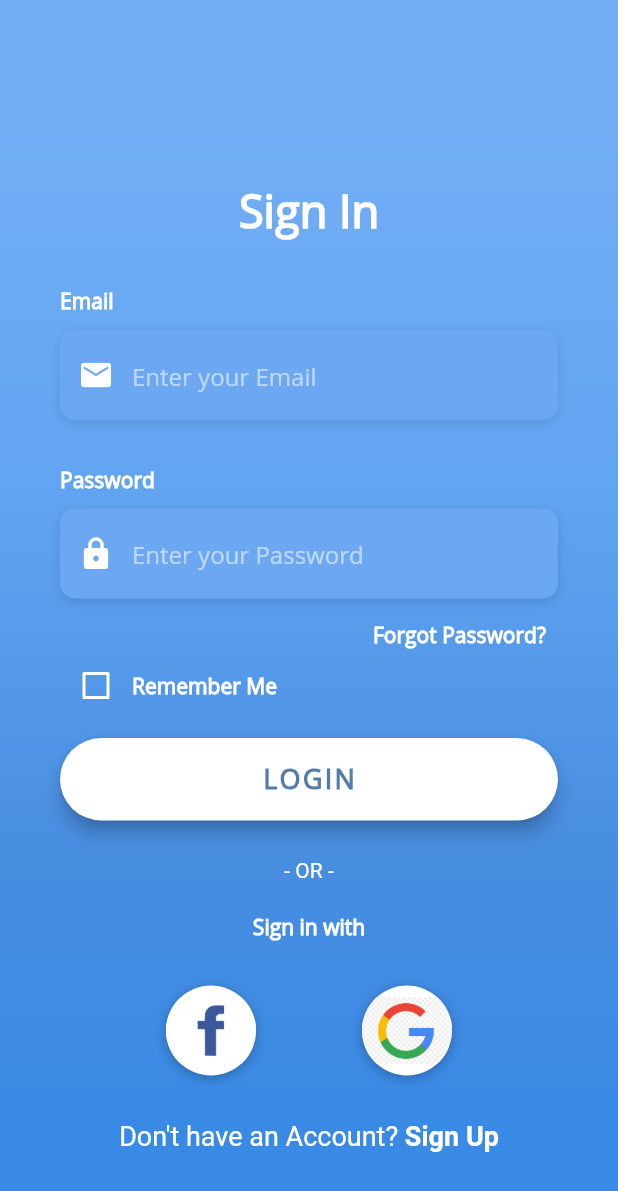
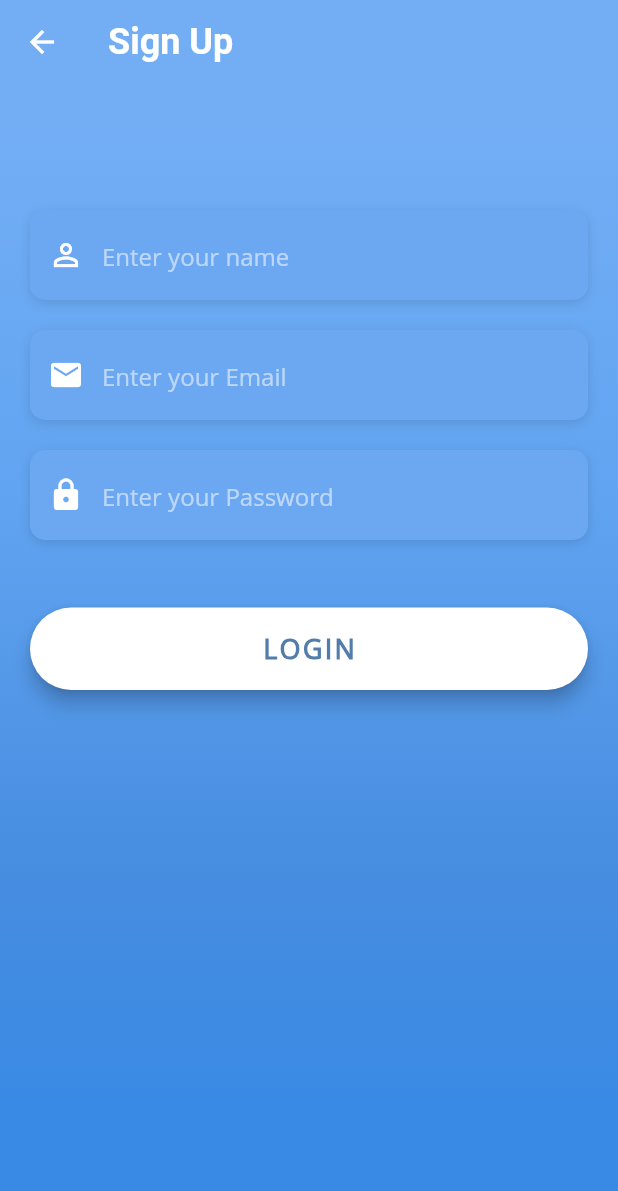
Before and after one commit to sefaerkan/Flutter-Login-Firebase, a Flutter app: the screen it shows after launch, after a tap on an icon or button, on a phone screen of 412 x 824 dp. Shown: the top 1191 px of the screen. Run offline on Flutter 3.47's test engine with Material 2 defaults, Android fonts, the phone set to English and light mode, and no system bars; our stand-ins replace firebase_auth, firebase_core; accounts and stored records are empty; network calls fail.

Commit message:
flutter_login_firebase

```diff
--- a/lib/main.dart
+++ b/lib/main.dart
@@ -1,14 +1,17 @@
+import 'package:firebase_core/firebase_core.dart';
 import 'package:flutter/material.dart';
 import 'package:loginui/screens/login_screen.dart';
 
-void main() {
+
+void main() async {
+  WidgetsFlutterBinding.ensureInitialized();
+  await Firebase.initializeApp();
   runApp(const MyApp());
 }
 
 class MyApp extends StatelessWidget {
   const MyApp({super.key});
 
-  // This widget is the root of your application.
   @override
   Widget build(BuildContext context) {
     return MaterialApp(
--- /dev/null
+++ b/lib/screens/home_screen.dart
@@ -0,0 +1,30 @@
+import 'package:firebase_auth/firebase_auth.dart';
+import 'package:flutter/material.dart';
+import 'package:loginui/screens/login_screen.dart';
+
+class HomeScreen extends StatefulWidget {
+  const HomeScreen({Key? key}) : super(key: key);
+
+  @override
+  State<HomeScreen> createState() => _HomeScreenState();
+}
+
+class _HomeScreenState extends State<HomeScreen> {
+  @override
+  Widget build(BuildContext context) {
+    return Scaffold(
+      body: Center(
+        child: ElevatedButton(
+          child: Text("Logout"),
+          onPressed: () {
+            FirebaseAuth.instance.signOut().then((value) {
+              print("Signed Out");
+              Navigator.push(context,
+                  MaterialPageRoute(builder: (context) =>LoginScreen()));
+            });
+          },
+        ),
+      ),
+    );
+  }
+}
--- a/lib/screens/login_screen.dart
+++ b/lib/screens/login_screen.dart
@@ -1,6 +1,12 @@
+import 'package:firebase_auth/firebase_auth.dart';
 import 'package:flutter/material.dart';
 import 'package:flutter/services.dart';
+import 'package:loginui/screens/home_screen.dart';
+import 'package:loginui/screens/signup_screen.dart';
 import 'package:loginui/utilities/constants.dart';
+
+TextEditingController _passwordController = TextEditingController();
+TextEditingController _emailController = TextEditingController();
 
 class LoginScreen extends StatefulWidget {
   const LoginScreen({Key? key}) : super(key: key);
@@ -10,7 +16,46 @@ class LoginScreen extends StatefulWidget {
 }
 
 class _LoginScreenState extends State<LoginScreen> {
+
   bool _rememberMe = false;
+
+  Widget _buildLoginBtn() {
+    return Container(
+      padding: EdgeInsets.symmetric(vertical: 25.0),
+      width: double.infinity,
+      child: ElevatedButton(
+        onPressed: () {
+          FirebaseAuth.instance.signInWithEmailAndPassword(
+            email: _emailController.text,
+            password: _passwordController.text,
+          ).then((value) {
+            Navigator.push(context,
+                MaterialPageRoute(builder: (context) =>HomeScreen()));
+          }).onError((error, stackTrace) {
+            print("Error ${error.toString()}");
+          });
+        },
+        style: ElevatedButton.styleFrom(
+          padding: EdgeInsets.all(15.0),
+          elevation: 5.0,
+          shape: RoundedRectangleBorder(
+            borderRadius: BorderRadius.circular(30.0),
+          ),
+          backgroundColor: Colors.white,
+        ),
+        child: Text(
+          "LOGIN",
+          style: TextStyle(
+            color: Color(0xFF527DAA),
+            letterSpacing: 1.5,
+            fontFamily: "OpenSans",
+            fontWeight: FontWeight.bold,
+            fontSize: 18.0,
+          ),
+        ),
+      ),
+    );
+  }
 
   Widget _buildRememberCheckBox() {
     return Container(
@@ -38,6 +83,38 @@ class _LoginScreenState extends State<LoginScreen> {
       ),
     );
   }
+
+  Widget _buildSignUpBtn() {
+    return GestureDetector(
+      onTap: () {
+        Navigator.push(context,
+            MaterialPageRoute(builder: (context) =>SignUpScreen()));
+      },
+      child: RichText(
+        text: TextSpan(
+          children: [
+            TextSpan(
+              text: "Don\'t have an Account?",
+              style: TextStyle(
+                color: Colors.white,
+                fontSize: 18.0,
+                fontWeight: FontWeight.w400,
+              ),
+            ),
+            TextSpan(
+              text: " Sign Up",
+              style: TextStyle(
+                color: Colors.white,
+                fontSize: 18.0,
+                fontWeight: FontWeight.bold,
+              ),
+            ),
+          ],
+        ),
+      ),
+    );
+  }
+
 
   @override
   Widget build(BuildContext context) {
@@ -124,6 +201,7 @@ Widget _buildEmailTF() {
         decoration: kBoxDecorationStyle,
         height: 60.0,
         child: TextField(
+          controller: _emailController,
           keyboardType: TextInputType.emailAddress,
           style: TextStyle(
             color: Colors.white,
@@ -159,6 +237,7 @@ Widget _buildPasswordTF() {
         decoration: kBoxDecorationStyle,
         height: 60.0,
         child: TextField(
+          controller: _passwordController,
           obscureText: true,
           style: TextStyle(
             color: Colors.white,
@@ -188,34 +267,6 @@ Widget _buildForgotBtn() {
       child: Text(
         "Forgot Password?",
         style: kLabelStyle,
-      ),
-    ),
-  );
-}
-
-Widget _buildLoginBtn() {
-  return Container(
-    padding: EdgeInsets.symmetric(vertical: 25.0),
-    width: double.infinity,
-    child: ElevatedButton(
-      onPressed: () {},
-      style: ElevatedButton.styleFrom(
-        padding: EdgeInsets.all(15.0),
-        elevation: 5.0,
-        shape: RoundedRectangleBorder(
-          borderRadius: BorderRadius.circular(30.0),
-        ),
-        backgroundColor: Colors.white,
-      ),
-      child: Text(
-        "LOGIN",
-        style: TextStyle(
-          color: Color(0xFF527DAA),
-          letterSpacing: 1.5,
-          fontFamily: "OpenSans",
-          fontWeight: FontWeight.bold,
-          fontSize: 18.0,
-        ),
       ),
     ),
   );
@@ -275,31 +326,3 @@ Widget _buildSocialBtnRow() {
     ),
   );
 }
-
-Widget _buildSignUpBtn() {
-  return GestureDetector(
-    onTap: () {},
-    child: RichText(
-      text: TextSpan(
-        children: [
-          TextSpan(
-            text: "Don\'t have an Account?",
-            style: TextStyle(
-              color: Colors.white,
-              fontSize: 18.0,
-              fontWeight: FontWeight.w400,
-            ),
-          ),
-          TextSpan(
-            text: " Sign Up",
-            style: TextStyle(
-              color: Colors.white,
-              fontSize: 18.0,
-              fontWeight: FontWeight.bold,
-            ),
-          ),
-        ],
-      ),
-    ),
-  );
-}
--- /dev/null
+++ b/lib/screens/signup_screen.dart
@@ -0,0 +1,185 @@
+import 'package:firebase_auth/firebase_auth.dart';
+import 'package:firebase_core/firebase_core.dart';
+import 'package:flutter/material.dart';
+
+import '../utilities/constants.dart';
+import 'home_screen.dart';
+
+class SignUpScreen extends StatefulWidget {
+  const SignUpScreen({Key? key}) : super(key: key);
+
+  @override
+  State<SignUpScreen> createState() => _SignUpScreenState();
+}
+
+class _SignUpScreenState extends State<SignUpScreen> {
+  TextEditingController _passwordController = TextEditingController();
+  TextEditingController _emailController = TextEditingController();
+  TextEditingController _usernameController = TextEditingController();
+
+  Widget _buildSinginBtn() {
+    return Container(
+      padding: EdgeInsets.symmetric(vertical: 25.0),
+      width: double.infinity,
+      child: ElevatedButton(
+        onPressed: () {
+          FirebaseAuth.instance.createUserWithEmailAndPassword(
+            email: _emailController.text,
+            password: _passwordController.text,
+          ).then((value) {
+            print("Created New Account");
+            Navigator.push(context,
+                MaterialPageRoute(builder: (context) =>HomeScreen()));
+          }).onError((error, stackTrace) {
+            print("Error ${error.toString()}");
+          });
+        },
+        style: ElevatedButton.styleFrom(
+          padding: EdgeInsets.all(15.0),
+          elevation: 5.0,
+          shape: RoundedRectangleBorder(
+            borderRadius: BorderRadius.circular(30.0),
+          ),
+          backgroundColor: Colors.white,
+        ),
+        child: Text(
+          "LOGIN",
+          style: TextStyle(
+            color: Color(0xFF527DAA),
+            letterSpacing: 1.5,
+            fontFamily: "OpenSans",
+            fontWeight: FontWeight.bold,
+            fontSize: 18.0,
+          ),
+        ),
+      ),
+    );
+  }
+
+  @override
+  Widget build(BuildContext context) {
+    return Scaffold(
+      extendBodyBehindAppBar: true,
+      appBar: AppBar(
+        backgroundColor: Colors.transparent,
+        elevation: 0,
+        title: const Text(
+          "Sign Up",
+          style: TextStyle(fontSize: 24, fontWeight: FontWeight.bold),
+        ),
+      ),
+      body: Container(
+        height: double.infinity,
+        width: double.infinity,
+        decoration: BoxDecoration(
+          gradient: LinearGradient(
+            begin: Alignment.topCenter,
+            end: Alignment.bottomCenter,
+            colors: [
+              Color(0xFF73AEF5),
+              Color(0xFF61A4F1),
+              Color(0xFF478DE0),
+              Color(0xFF398AE5),
+            ],
+            stops: [0.1, 0.4, 0.7, 0.9],
+          ),
+        ),
+        child: SingleChildScrollView(
+          child: Padding(
+            padding: EdgeInsets.fromLTRB(20, 120, 20, 0),
+            child: Column(
+              children: <Widget>[
+                const SizedBox(height: 20),
+                _buildUserName(_usernameController),
+                const SizedBox(height: 20),
+                _buildEmail(_emailController),
+                const SizedBox(height: 20),
+                _buildPassword(_passwordController),
+                const SizedBox(height: 20),
+                _buildSinginBtn(),
+              ],
+            ),
+          ),
+        )
+      ),
+    );
+  }
+}
+
+Widget _buildUserName(TextEditingController controller) {
+  return Container(
+    alignment: Alignment.centerLeft,
+    decoration: kBoxDecorationStyle,
+    height: 60.0,
+    child: TextField(
+      controller: controller,
+      keyboardType: TextInputType.name,
+      style: TextStyle(
+        color: Colors.white,
+        fontFamily: "OpenSans",
+      ),
+      decoration: InputDecoration(
+        border: InputBorder.none,
+        contentPadding: EdgeInsets.only(top: 14.0),
+        prefixIcon: Icon(
+          Icons.person_outline,
+          color: Colors.white,
+        ),
+        hintText: "Enter your name",
+        hintStyle: kHintTextStyle,
+      ),
+    ),
+  );
+}
+
+Widget _buildEmail(TextEditingController controller) {
+  return Container(
+    alignment: Alignment.centerLeft,
+    decoration: kBoxDecorationStyle,
+    height: 60.0,
+    child: TextField(
+      controller: controller,
+      keyboardType: TextInputType.emailAddress,
+      style: TextStyle(
+        color: Colors.white,
+        fontFamily: "OpenSans",
+      ),
+      decoration: InputDecoration(
+        border: InputBorder.none,
+        contentPadding: EdgeInsets.only(top: 14.0),
+        prefixIcon: Icon(
+          Icons.mail,
+          color: Colors.white,
+        ),
+        hintText: "Enter your Email",
+        hintStyle: kHintTextStyle,
+      ),
+    ),
+  );
+}
+
+Widget _buildPassword(TextEditingController controller) {
+  return Container(
+    alignment: Alignment.centerLeft,
+    decoration: kBoxDecorationStyle,
+    height: 60.0,
+    child: TextField(
+      controller: controller,
+      keyboardType: TextInputType.visiblePassword,
+      style: TextStyle(
+        color: Colors.white,
+        fontFamily: "OpenSans",
+      ),
+      decoration: InputDecoration(
+        border: InputBorder.none,
+        contentPadding: EdgeInsets.only(top: 14.0),
+        prefixIcon: Icon(
+          Icons.lock,
+          color: Colors.white,
+        ),
+        hintText: "Enter your Password",
+        hintStyle: kHintTextStyle,
+      ),
+    ),
+  );
+}
--- a/pubspec.yaml
+++ b/pubspec.yaml
@@ -36,6 +36,9 @@ dependencies:
   # The following adds the Cupertino Icons font to your application.
   # Use with the CupertinoIcons class for iOS style icons.
   cupertino_icons: ^1.0.2
+  cloud_firestore: ^4.1.0
+  firebase_auth: ^4.1.4
+  firebase_core: ^2.3.0
 
 dev_dependencies:
   flutter_test:
```
Also changed, not shown: pubspec.lock, 3 other files.
